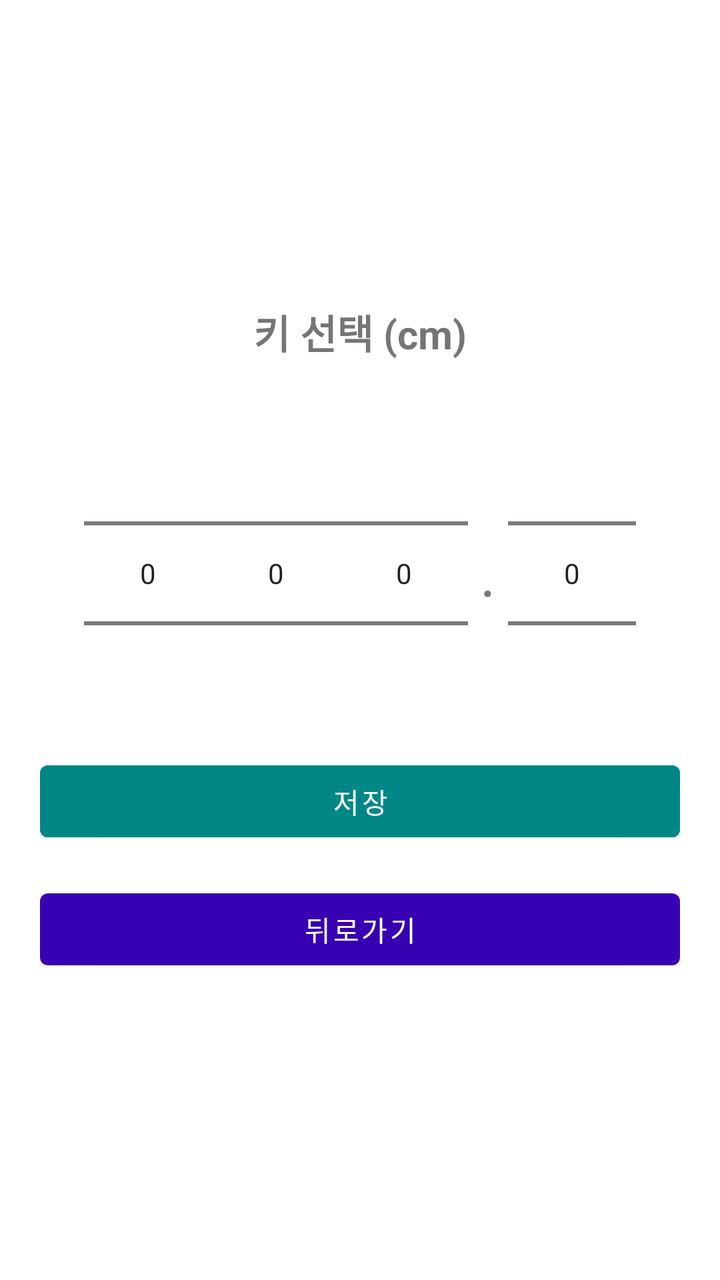
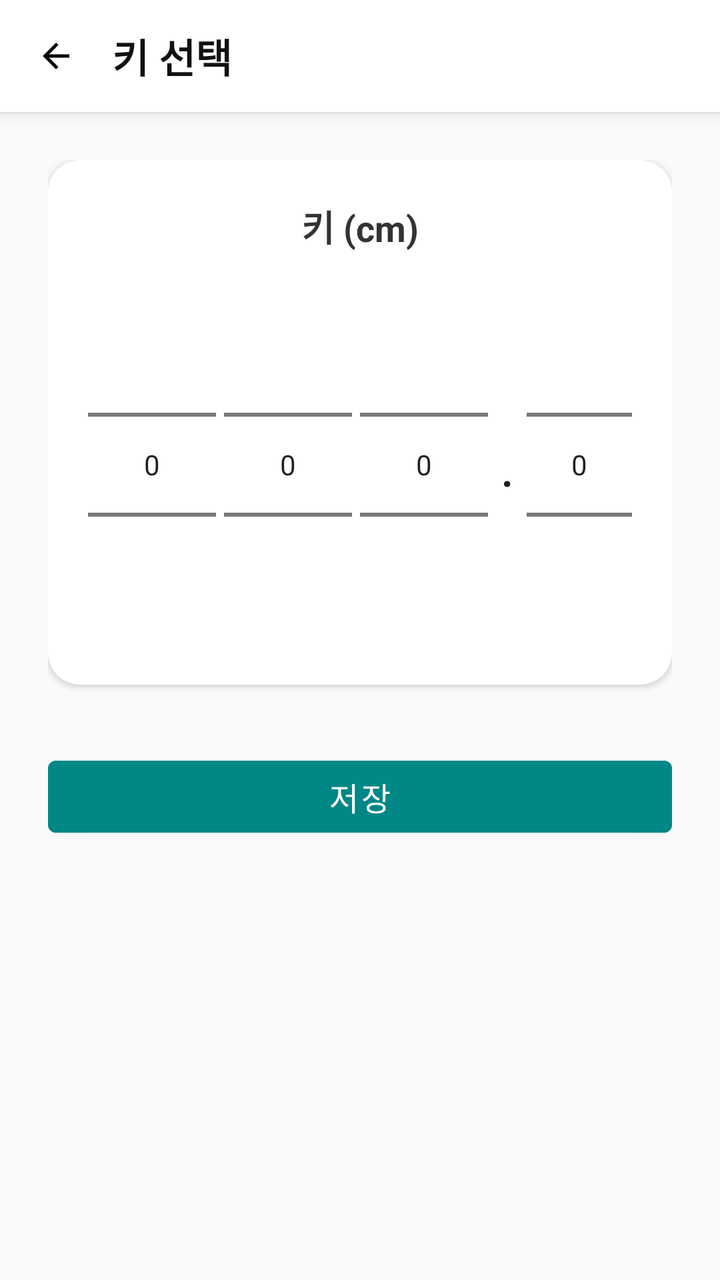

Before-and-after screenshots of an Android layout around one commit, followed by the original layout XML and the change that was made.
<!-- AndroidManifest.xml: application theme Theme.GJGN -->
<!-- res/layout/activity_edit_height.xml -->
<?xml version="1.0" encoding="utf-8"?>
<LinearLayout xmlns:android="http://schemas.android.com/apk/res/android"
    android:orientation="vertical"
    android:padding="20dp"
    android:gravity="center"
    android:layout_width="match_parent"
    android:layout_height="wrap_content">

    <TextView
        android:text="키 선택 (cm)"
        android:textSize="20sp"
        android:textStyle="bold"
        android:layout_marginBottom="16dp"
        android:layout_width="wrap_content"
        android:layout_height="wrap_content"/>

    <LinearLayout
        android:orientation="horizontal"
        android:gravity="center"
        android:layout_width="wrap_content"
        android:layout_height="wrap_content">

        <NumberPicker
            android:id="@+id/npHeight100"
            android:layout_width="wrap_content"
            android:layout_height="wrap_content"/>

        <NumberPicker
            android:id="@+id/npHeight10"
            android:layout_width="wrap_content"
            android:layout_height="wrap_content"/>

        <NumberPicker
            android:id="@+id/npHeight1"
            android:layout_width="wrap_content"
            android:layout_height="wrap_content"/>

        <TextView
            android:layout_width="wrap_content"
            android:layout_height="wrap_content"
            android:text="."
            android:textSize="30sp"
            android:layout_marginLeft="6dp"
            android:layout_marginRight="6dp"/>

        <NumberPicker
            android:id="@+id/npHeightDecimal"
            android:layout_width="wrap_content"
            android:layout_height="wrap_content"/>

    </LinearLayout>
    
    <com.google.android.material.button.MaterialButton
        android:id="@+id/btnSave"
        android:text="저장"
        android:backgroundTint="@color/teal_700"
        android:textColor="@android:color/white"
        android:layout_marginBottom="16dp"
        android:layout_width="match_parent"
        android:layout_height="wrap_content" />

    
    <com.google.android.material.button.MaterialButton
        android:id="@+id/btnBack"
        android:text="뒤로가기"
        android:layout_width="match_parent"
        android:layout_height="wrap_content" />

</LinearLayout>
<!-- resources referenced by this layout -->
<resources>
  <color name="teal_700">#FF018786</color>
  <style name="Theme.GJGN" parent="Theme.MaterialComponents.DayNight.NoActionBar">
          
          <item name="colorPrimary">@color/purple_700</item>
          <item name="colorPrimaryVariant">@color/purple_700</item>
          <item name="colorOnPrimary">@android:color/white</item>
          <item name="colorSecondary">@color/teal_700</item>
          <item name="android:windowMinWidthMajor">320dp</item>
          <item name="android:windowMinWidthMinor">320dp</item>
      </style>
  <color name="purple_700">#FF3700B3</color>
</resources>

<!-- the commit's change to res/layout/activity_edit_height.xml (unified diff, before → after) -->
@@ -1,69 +1,126 @@
 <?xml version="1.0" encoding="utf-8"?>
 <LinearLayout xmlns:android="http://schemas.android.com/apk/res/android"
+    android:layout_width="match_parent"
+    android:layout_height="match_parent"
     android:orientation="vertical"
-    android:padding="20dp"
-    android:gravity="center"
-    android:layout_width="match_parent"
-    android:layout_height="wrap_content">
+    android:background="#FAFAFA">
 
-    <TextView
-        android:text="키 선택 (cm)"
-        android:textSize="20sp"
-        android:textStyle="bold"
-        android:layout_marginBottom="16dp"
-        android:layout_width="wrap_content"
-        android:layout_height="wrap_content"/>
+    
+    <LinearLayout
+        android:layout_width="match_parent"
+        android:layout_height="56dp"
+        android:orientation="horizontal"
+        android:gravity="center_vertical"
+        android:paddingStart="12dp"
+        android:paddingEnd="12dp"
+        android:background="@android:color/white"
+        android:elevation="4dp">
 
-    <LinearLayout
-        android:orientation="horizontal"
-        android:gravity="center"
-        android:layout_width="wrap_content"
-        android:layout_height="wrap_content">
-
-        <NumberPicker
-            android:id="@+id/npHeight100"
-            android:layout_width="wrap_content"
-            android:layout_height="wrap_content"/>
-
-        <NumberPicker
-            android:id="@+id/npHeight10"
-            android:layout_width="wrap_content"
-            android:layout_height="wrap_content"/>
-
-        <NumberPicker
-            android:id="@+id/npHeight1"
-            android:layout_width="wrap_content"
-            android:layout_height="wrap_content"/>
+        <ImageView
+            android:id="@+id/btnBack"
+            android:layout_width="32dp"
+            android:layout_height="32dp"
+            android:src="@drawable/ic_arrow_back"
+            android:padding="6dp"
+            android:background="?attr/selectableItemBackgroundBorderless" />
 
         <TextView
+            android:text="키 선택"
+            android:textSize="20sp"
+            android:textStyle="bold"
+            android:textColor="#111111"
+            android:layout_marginStart="12dp"
             android:layout_width="wrap_content"
-            android:layout_height="wrap_content"
-            android:text="."
-            android:textSize="30sp"
-            android:layout_marginLeft="6dp"
-            android:layout_marginRight="6dp"/>
+            android:layout_height="wrap_content" />
+    </LinearLayout>
 
-        <NumberPicker
-            android:id="@+id/npHeightDecimal"
-            android:layout_width="wrap_content"
-            android:layout_height="wrap_content"/>
-
-    </LinearLayout>
-    
-    <com.google.android.material.button.MaterialButton
-        android:id="@+id/btnSave"
-        android:text="저장"
-        android:backgroundTint="@color/teal_700"
-        android:textColor="@android:color/white"
-        android:layout_marginBottom="16dp"
-        android:layout_width="match_parent"
-        android:layout_height="wrap_content" />
 
     
-    <com.google.android.material.button.MaterialButton
-        android:id="@+id/btnBack"
-        android:text="뒤로가기"
+    <ScrollView
         android:layout_width="match_parent"
-        android:layout_height="wrap_content" />
+        android:layout_height="match_parent"
+        android:fillViewport="true">
+
+        <LinearLayout
+            android:orientation="vertical"
+            android:padding="24dp"
+            android:gravity="center_horizontal"
+            android:layout_width="match_parent"
+            android:layout_height="wrap_content">
+
+            
+            <LinearLayout
+                android:layout_width="match_parent"
+                android:layout_height="wrap_content"
+                android:orientation="vertical"
+                android:padding="20dp"
+                android:background="@drawable/bg_card"
+                android:elevation="2dp"
+                android:gravity="center_horizontal">
+
+                <TextView
+                    android:text="키 (cm)"
+                    android:textSize="18sp"
+                    android:textStyle="bold"
+                    android:layout_marginBottom="16dp"
+                    android:textColor="#333333"
+                    android:layout_width="wrap_content"
+                    android:layout_height="wrap_content" />
+
+                
+                <LinearLayout
+                    android:orientation="horizontal"
+                    android:gravity="center"
+                    android:layout_width="wrap_content"
+                    android:layout_height="wrap_content">
+
+                    <NumberPicker
+                        android:id="@+id/npHeight100"
+                        android:layout_width="wrap_content"
+                        android:layout_height="wrap_content" />
+
+                    <NumberPicker
+                        android:id="@+id/npHeight10"
+                        android:layout_width="wrap_content"
+                        android:layout_height="wrap_content"
+                        android:layout_marginStart="4dp" />
+
+                    <NumberPicker
+                        android:id="@+id/npHeight1"
+                        android:layout_width="wrap_content"
+                        android:layout_height="wrap_content"
+                        android:layout_marginStart="4dp" />
+
+                    <TextView
+                        android:text="."
+                        android:textSize="28sp"
+                        android:textColor="#222222"
+                        android:layout_marginLeft="6dp"
+                        android:layout_marginRight="6dp"
+                        android:layout_width="wrap_content"
+                        android:layout_height="wrap_content" />
+
+                    <NumberPicker
+                        android:id="@+id/npHeightDecimal"
+                        android:layout_width="wrap_content"
+                        android:layout_height="wrap_content" />
+
+                </LinearLayout>
+
+            </LinearLayout>
+
+            
+            <com.google.android.material.button.MaterialButton
+                android:id="@+id/btnSave"
+                android:text="저장"
+                android:textColor="@android:color/white"
+                android:backgroundTint="@color/teal_700"
+                android:layout_marginTop="32dp"
+                android:layout_width="match_parent"
+                android:layout_height="48dp"
+                android:textSize="16sp"
+                android:cornerRadius="12dp" />
+        </LinearLayout>
+    </ScrollView>
 
 </LinearLayout>
<!-- resource entries referenced after the edit -->
@@ -1,6 +1,22 @@
 <!-- resources referenced by this layout -->
 <resources>
   <color name="teal_700">#FF018786</color>
+  <!-- drawable bg_card (drawable) -->
+  <shape xmlns:android="http://schemas.android.com/apk/res/android">
+      <solid android:color="@android:color/white"/>
+      <corners android:radius="16dp"/>
+  </shape>
+  <!-- drawable ic_arrow_back (drawable) -->
+  <vector xmlns:android="http://schemas.android.com/apk/res/android"
+      android:width="24dp"
+      android:height="24dp"
+      android:viewportWidth="24"
+      android:viewportHeight="24">
+  
+      <path
+          android:fillColor="#000000"
+          android:pathData="M20,11H7.83l5.59,-5.59L12,4l-8,8 8,8 1.41,-1.41L7.83,13H20v-2z"/>
+  </vector>
   <style name="Theme.GJGN" parent="Theme.MaterialComponents.DayNight.NoActionBar">
           
           <item name="colorPrimary">@color/purple_700</item>
